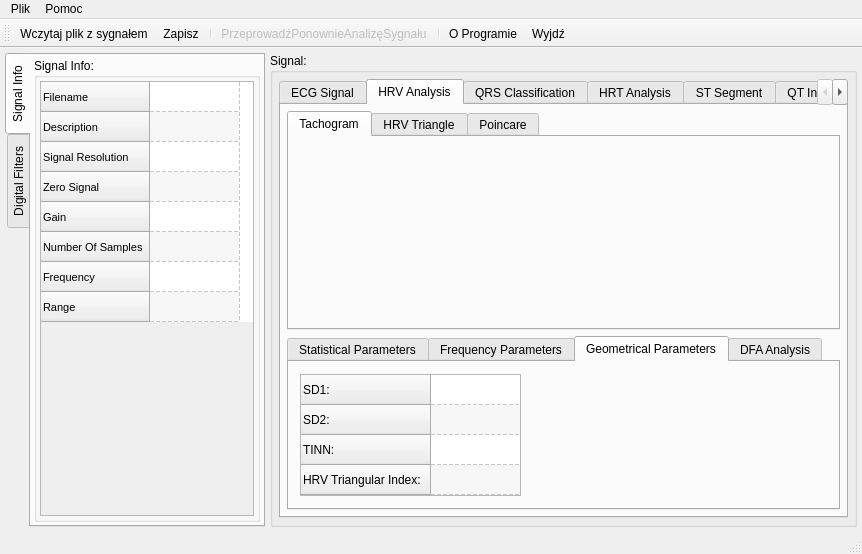
Old version of the form ecganalyzer.ui in the repository mateuszbaran/ECG-analyzer.
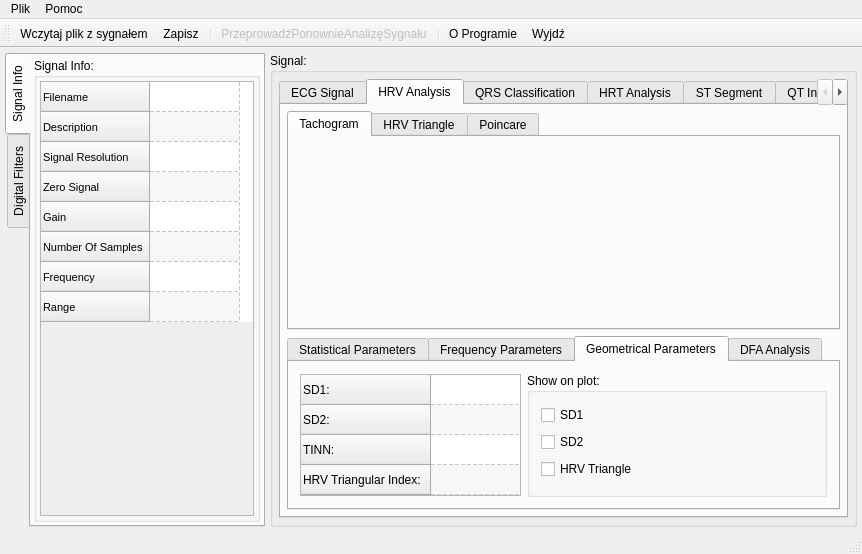
New version of the form. The open tabs and pages were chosen to show the change. Icons and pictures are not drawn. Custom widgets are drawn as their Qt base class.

Patch:
```diff
--- a/ecganalyzer.ui
+++ b/ecganalyzer.ui
@@ -732,17 +732,34 @@
                 </layout>
                </item>
                <item>
-                <spacer name="horizontalSpacer_3">
-                 <property name="orientation">
-                  <enum>Qt::Horizontal</enum>
+                <widget class="QGroupBox" name="groupBox_3">
+                 <property name="title">
+                  <string>Show on plot:</string>
                  </property>
-                 <property name="sizeHint" stdset="0">
-                  <size>
-                   <width>40</width>
-                   <height>20</height>
-                  </size>
-                 </property>
-                </spacer>
+                 <layout class="QVBoxLayout" name="verticalLayout_12">
+                  <item>
+                   <widget class="QCheckBox" name="checkBoxShowOnPlotSD1">
+                    <property name="text">
+                     <string>SD1</string>
+                    </property>
+                   </widget>
+                  </item>
+                  <item>
+                   <widget class="QCheckBox" name="checkBoxShowOnPlotSD2">
+                    <property name="text">
+                     <string>SD2</string>
+                    </property>
+                   </widget>
+                  </item>
+                  <item>
+                   <widget class="QCheckBox" name="checkBoxShowOnPlotHRVTriangle">
+                    <property name="text">
+                     <string>HRV Triangle</string>
+                    </property>
+                   </widget>
+                  </item>
+                 </layout>
+                </widget>
                </item>
               </layout>
              </widget>
```
Left out of the diff: 6 changed lines with no effect on the pictures.
